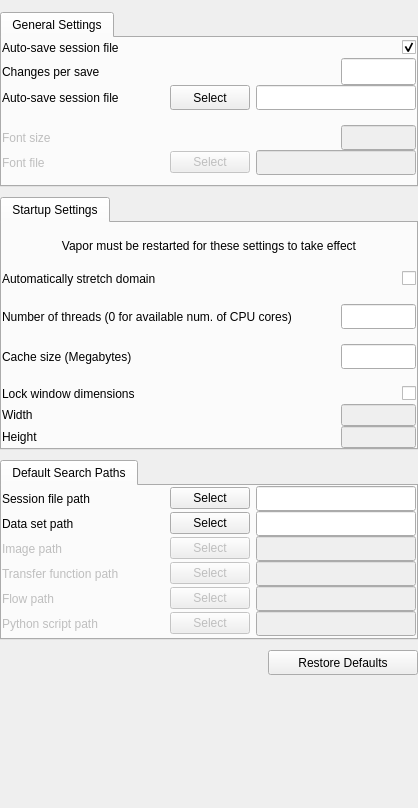
StasJ/vapor-formatted, file apps/vaporgui/SettingsGUI.ui: the form before one commit.
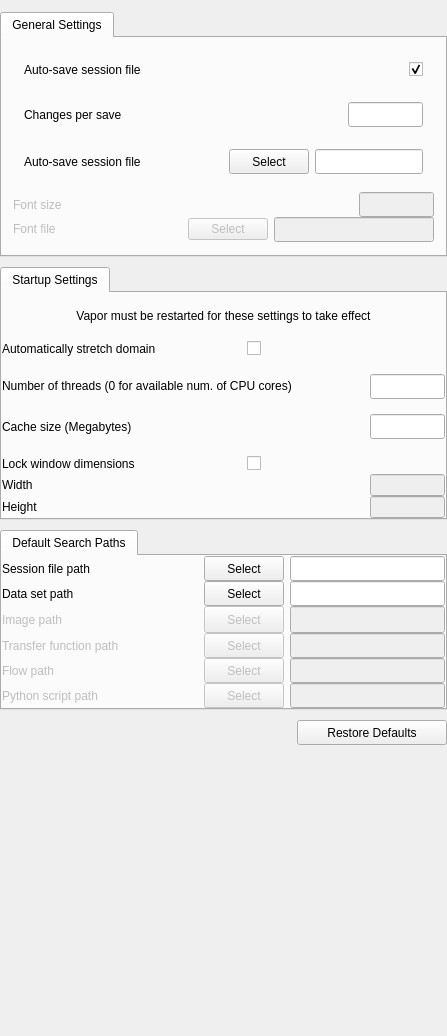
The form after the commit.

```diff
--- a/apps/vaporgui/SettingsGUI.ui
+++ b/apps/vaporgui/SettingsGUI.ui
@@ -9,20 +9,26 @@
    <rect>
     <x>0</x>
     <y>0</y>
-    <width>418</width>
-    <height>808</height>
+    <width>431</width>
+    <height>1036</height>
    </rect>
   </property>
+  <property name="sizePolicy">
+   <sizepolicy hsizetype="Minimum" vsizetype="Minimum">
+    <horstretch>0</horstretch>
+    <verstretch>0</verstretch>
+   </sizepolicy>
+  </property>
   <property name="minimumSize">
    <size>
-    <width>418</width>
-    <height>400</height>
+    <width>0</width>
+    <height>0</height>
    </size>
   </property>
   <property name="maximumSize">
    <size>
-    <width>418</width>
-    <height>1200</height>
+    <width>16777215</width>
+    <height>16777215</height>
    </size>
   </property>
   <property name="baseSize">
@@ -41,6 +47,9 @@
    <property name="spacing">
     <number>10</number>
    </property>
+   <property name="sizeConstraint">
+    <enum>QLayout::SetMinimumSize</enum>
+   </property>
    <property name="leftMargin">
     <number>0</number>
    </property>
@@ -55,16 +64,34 @@
    </property>
    <item>
     <widget class="QTabWidget" name="_generalSettingsTab">
+     <property name="sizePolicy">
+      <sizepolicy hsizetype="Minimum" vsizetype="Minimum">
+       <horstretch>0</horstretch>
+       <verstretch>0</verstretch>
+      </sizepolicy>
+     </property>
      <property name="minimumSize">
       <size>
        <width>0</width>
        <height>0</height>
       </size>
      </property>
+     <property name="maximumSize">
+      <size>
+       <width>16777215</width>
+       <height>16777215</height>
+      </size>
+     </property>
      <property name="currentIndex">
       <number>0</number>
      </property>
      <widget class="QWidget" name="tab_4">
+      <property name="sizePolicy">
+       <sizepolicy hsizetype="Minimum" vsizetype="Minimum">
+        <horstretch>0</horstretch>
+        <verstretch>0</verstretch>
+       </sizepolicy>
+      </property>
       <attribute name="title">
        <string>General Settings</string>
       </attribute>
@@ -72,6 +99,9 @@
        <property name="spacing">
         <number>15</number>
        </property>
+       <property name="sizeConstraint">
+        <enum>QLayout::SetMinimumSize</enum>
+       </property>
        <property name="leftMargin">
         <number>0</number>
        </property>
@@ -85,17 +115,49 @@
         <number>10</number>
        </property>
        <item>
+        <widget class="QFrame" name="">
+         <property name="sizePolicy">
+          <sizepolicy hsizetype="Minimum" vsizetype="Minimum">
+           <horstretch>0</horstretch>
+           <verstretch>0</verstretch>
+          </sizepolicy>
+         </property>
+         <property name="minimumSize">
+          <size>
+           <width>0</width>
+           <height>0</height>
+          </size>
+         </property>
         <layout class="QVBoxLayout" name="verticalLayout_4">
          <property name="spacing">
           <number>0</number>
          </property>
+          <property name="sizeConstraint">
+           <enum>QLayout::SetMinimumSize</enum>
+          </property>
          <property name="bottomMargin">
-          <number>0</number>
+           <number>1</number>
          </property>
          <item>
+           <widget class="QFrame" name="">
+            <property name="sizePolicy">
+             <sizepolicy hsizetype="Minimum" vsizetype="Minimum">
+              <horstretch>0</horstretch>
+              <verstretch>0</verstretch>
+             </sizepolicy>
+            </property>
           <layout class="QHBoxLayout" name="horizontalLayout_2">
+             <property name="sizeConstraint">
+              <enum>QLayout::SetMinimumSize</enum>
+             </property>
            <item>
             <widget class="QLabel" name="label">
+               <property name="sizePolicy">
+                <sizepolicy hsizetype="Minimum" vsizetype="Minimum">
+                 <horstretch>0</horstretch>
+                 <verstretch>0</verstretch>
+                </sizepolicy>
+               </property>
              <property name="text">
               <string>Auto-save session file</string>
              </property>
@@ -106,6 +168,9 @@
              <property name="orientation">
               <enum>Qt::Horizontal</enum>
              </property>
+               <property name="sizeType">
+                <enum>QSizePolicy::MinimumExpanding</enum>
+               </property>
              <property name="sizeHint" stdset="0">
               <size>
                <width>40</width>
@@ -134,11 +199,28 @@
             </widget>
            </item>
           </layout>
+           </widget>
          </item>
          <item>
+           <widget class="QFrame" name="">
+            <property name="sizePolicy">
+             <sizepolicy hsizetype="Minimum" vsizetype="Minimum">
+              <horstretch>0</horstretch>
+              <verstretch>0</verstretch>
+             </sizepolicy>
+            </property>
           <layout class="QHBoxLayout" name="horizontalLayout_3">
+             <property name="sizeConstraint">
+              <enum>QLayout::SetMinimumSize</enum>
+             </property>
            <item>
             <widget class="QLabel" name="label_2">
+               <property name="sizePolicy">
+                <sizepolicy hsizetype="Minimum" vsizetype="Minimum">
+                 <horstretch>0</horstretch>
+                 <verstretch>0</verstretch>
+                </sizepolicy>
+               </property>
              <property name="text">
               <string>Changes per save</string>
              </property>
@@ -149,6 +231,9 @@
              <property name="orientation">
               <enum>Qt::Horizontal</enum>
              </property>
+               <property name="sizeType">
+                <enum>QSizePolicy::MinimumExpanding</enum>
+               </property>
              <property name="sizeHint" stdset="0">
               <size>
                <width>40</width>
@@ -162,6 +247,12 @@
              <property name="enabled">
               <bool>true</bool>
              </property>
+               <property name="sizePolicy">
+                <sizepolicy hsizetype="Minimum" vsizetype="Fixed">
+                 <horstretch>0</horstretch>
+                 <verstretch>0</verstretch>
+                </sizepolicy>
+               </property>
              <property name="minimumSize">
               <size>
                <width>0</width>
@@ -186,17 +277,40 @@
             </widget>
            </item>
           </layout>
+           </widget>
          </item>
          <item>
+           <widget class="QFrame" name="">
+            <property name="sizePolicy">
+             <sizepolicy hsizetype="Minimum" vsizetype="Minimum">
+              <horstretch>0</horstretch>
+              <verstretch>0</verstretch>
+             </sizepolicy>
+            </property>
+            <property name="maximumSize">
+             <size>
+              <width>16777215</width>
+              <height>16777215</height>
+             </size>
+            </property>
           <layout class="QHBoxLayout" name="horizontalLayout_20">
+             <property name="sizeConstraint">
+              <enum>QLayout::SetMinimumSize</enum>
+             </property>
            <property name="bottomMargin">
-            <number>0</number>
+              <number>1</number>
            </property>
            <item>
             <widget class="QLabel" name="textLabel1_2_5_2_2">
              <property name="enabled">
               <bool>true</bool>
              </property>
+               <property name="sizePolicy">
+                <sizepolicy hsizetype="Minimum" vsizetype="Minimum">
+                 <horstretch>0</horstretch>
+                 <verstretch>0</verstretch>
+                </sizepolicy>
+               </property>
              <property name="toolTip">
               <string>Name of file where sessions are automatically saved</string>
              </property>
@@ -217,7 +331,7 @@
               <enum>Qt::Horizontal</enum>
              </property>
              <property name="sizeType">
-              <enum>QSizePolicy::Expanding</enum>
+                <enum>QSizePolicy::Ignored</enum>
              </property>
              <property name="sizeHint" stdset="0">
               <size>
@@ -232,6 +346,12 @@
              <property name="enabled">
               <bool>true</bool>
              </property>
+               <property name="sizePolicy">
+                <sizepolicy hsizetype="Fixed" vsizetype="Fixed">
+                 <horstretch>0</horstretch>
+                 <verstretch>0</verstretch>
+                </sizepolicy>
+               </property>
              <property name="minimumSize">
               <size>
                <width>0</width>
@@ -257,9 +377,15 @@
              <property name="enabled">
               <bool>true</bool>
              </property>
+               <property name="sizePolicy">
+                <sizepolicy hsizetype="Minimum" vsizetype="Fixed">
+                 <horstretch>0</horstretch>
+                 <verstretch>0</verstretch>
+                </sizepolicy>
+               </property>
              <property name="minimumSize">
               <size>
-               <width>160</width>
+                 <width>0</width>
                <height>25</height>
               </size>
              </property>
@@ -272,22 +398,43 @@
             </widget>
            </item>
           </layout>
-         </item>
-        </layout>
+           </widget>
+          </item>
+         </layout>
+        </widget>
        </item>
        <item>
+        <widget class="QFrame" name="">
+         <property name="sizePolicy">
+          <sizepolicy hsizetype="Minimum" vsizetype="Minimum">
+           <horstretch>0</horstretch>
+           <verstretch>0</verstretch>
+          </sizepolicy>
+         </property>
+         <property name="maximumSize">
+          <size>
+           <width>16777215</width>
+           <height>16777215</height>
+          </size>
+         </property>
         <layout class="QVBoxLayout" name="verticalLayout">
          <property name="spacing">
           <number>0</number>
          </property>
+          <property name="sizeConstraint">
+           <enum>QLayout::SetMinimumSize</enum>
+          </property>
          <property name="topMargin">
-          <number>0</number>
+           <number>1</number>
          </property>
          <property name="bottomMargin">
-          <number>0</number>
+           <number>1</number>
          </property>
          <item>
           <layout class="QHBoxLayout" name="horizontalLayout_22">
+            <property name="sizeConstraint">
+             <enum>QLayout::SetMinimumSize</enum>
+            </property>
            <property name="bottomMargin">
             <number>0</number>
            </property>
@@ -296,6 +443,12 @@
              <property name="enabled">
               <bool>false</bool>
              </property>
+              <property name="sizePolicy">
+               <sizepolicy hsizetype="Minimum" vsizetype="Minimum">
+                <horstretch>0</horstretch>
+                <verstretch>0</verstretch>
+               </sizepolicy>
+              </property>
              <property name="text">
               <string>Font size</string>
              </property>
@@ -306,6 +459,9 @@
              <property name="orientation">
               <enum>Qt::Horizontal</enum>
              </property>
+              <property name="sizeType">
+               <enum>QSizePolicy::MinimumExpanding</enum>
+              </property>
              <property name="sizeHint" stdset="0">
               <size>
                <width>40</width>
@@ -319,6 +475,12 @@
              <property name="enabled">
               <bool>false</bool>
              </property>
+              <property name="sizePolicy">
+               <sizepolicy hsizetype="Minimum" vsizetype="Fixed">
+                <horstretch>0</horstretch>
+                <verstretch>0</verstretch>
+               </sizepolicy>
+              </property>
              <property name="minimumSize">
               <size>
                <width>0</width>
@@ -337,6 +499,9 @@
          </item>
          <item>
           <layout class="QHBoxLayout" name="horizontalLayout_21">
+            <property name="sizeConstraint">
+             <enum>QLayout::SetMinimumSize</enum>
+            </property>
            <property name="bottomMargin">
             <number>0</number>
            </property>
@@ -345,6 +510,12 @@
              <property name="enabled">
               <bool>false</bool>
              </property>
+              <property name="sizePolicy">
+               <sizepolicy hsizetype="Minimum" vsizetype="Fixed">
+                <horstretch>0</horstretch>
+                <verstretch>0</verstretch>
+               </sizepolicy>
+              </property>
              <property name="text">
               <string>Font file</string>
              </property>
@@ -355,6 +526,9 @@
              <property name="orientation">
               <enum>Qt::Horizontal</enum>
              </property>
+              <property name="sizeType">
+               <enum>QSizePolicy::MinimumExpanding</enum>
+              </property>
              <property name="sizeHint" stdset="0">
               <size>
                <width>40</width>
@@ -378,6 +552,12 @@
              <property name="enabled">
               <bool>false</bool>
              </property>
+              <property name="sizePolicy">
+               <sizepolicy hsizetype="Minimum" vsizetype="Fixed">
+                <horstretch>0</horstretch>
+                <verstretch>0</verstretch>
+               </sizepolicy>
+              </property>
              <property name="minimumSize">
               <size>
                <width>160</width>
@@ -389,6 +569,7 @@
           </layout>
          </item>
         </layout>
+        </widget>
        </item>
       </layout>
      </widget>
@@ -396,10 +577,28 @@
    </item>
    <item>
     <widget class="QTabWidget" name="tabWidget">
+     <property name="sizePolicy">
+      <sizepolicy hsizetype="Minimum" vsizetype="Minimum">
+       <horstretch>0</horstretch>
+       <verstretch>0</verstretch>
+      </sizepolicy>
+     </property>
+     <property name="maximumSize">
+      <size>
+       <width>16777215</width>
+       <height>16777215</height>
+      </size>
+     </property>
      <property name="currentIndex">
       <number>0</number>
      </property>
      <widget class="QWidget" name="tab">
+      <property name="sizePolicy">
+       <sizepolicy hsizetype="Minimum" vsizetype="Fixed">
+        <horstretch>0</horstretch>
+        <verstretch>0</verstretch>
+       </sizepolicy>
+      </property>
       <attribute name="title">
        <string>Startup Settings</string>
       </attribute>
@@ -407,6 +606,9 @@
        <property name="spacing">
         <number>15</number>
        </property>
+       <property name="sizeConstraint">
+        <enum>QLayout::SetMinimumSize</enum>
+       </property>
        <property name="leftMargin">
         <number>0</number>
        </property>
@@ -421,6 +623,12 @@
        </property>
        <item>
         <widget class="QLabel" name="label_3">
+         <property name="sizePolicy">
+          <sizepolicy hsizetype="Minimum" vsizetype="Minimum">
+           <horstretch>0</horstretch>
+           <verstretch>0</verstretch>
+          </sizepolicy>
+         </property>
          <property name="text">
           <string>Vapor must be restarted for these settings to take effect</string>
          </property>
@@ -431,8 +639,17 @@
        </item>
        <item>
         <layout class="QHBoxLayout" name="horizontalLayout_10">
+         <property name="sizeConstraint">
+          <enum>QLayout::SetMinimumSize</enum>
+         </property>
          <item>
           <widget class="QLabel" name="label_7">
+           <property name="sizePolicy">
+            <sizepolicy hsizetype="Minimum" vsizetype="Fixed">
+             <horstretch>0</horstretch>
+             <verstretch>0</verstretch>
+            </sizepolicy>
+           </property>
            <property name="toolTip">
             <string>&lt;html&gt;&lt;head/&gt;&lt;body&gt;&lt;p&gt;Upon loading data, if the shortest dimension is less than 10% of the longest dimension, Vapor will stretch it to 50% of the longest dimension.&lt;/p&gt;&lt;/body&gt;&lt;/html&gt;</string>
            </property>
@@ -446,6 +663,9 @@
            <property name="orientation">
             <enum>Qt::Horizontal</enum>
            </property>
+           <property name="sizeType">
+            <enum>QSizePolicy::Ignored</enum>
+           </property>
            <property name="sizeHint" stdset="0">
             <size>
              <width>40</width>
@@ -468,11 +688,20 @@
        </item>
        <item>
         <layout class="QHBoxLayout" name="horizontalLayout_12">
+         <property name="sizeConstraint">
+          <enum>QLayout::SetMinimumSize</enum>
+         </property>
          <property name="topMargin">
           <number>0</number>
          </property>
          <item>
           <widget class="QLabel" name="label_9">
+           <property name="sizePolicy">
+            <sizepolicy hsizetype="Minimum" vsizetype="Fixed">
+             <horstretch>0</horstretch>
+             <verstretch>0</verstretch>
+            </sizepolicy>
+           </property>
            <property name="text">
             <string>Number of threads (0 for available num. of CPU cores)</string>
            </property>
@@ -483,6 +712,9 @@
            <property name="orientation">
             <enum>Qt::Horizontal</enum>
            </property>
+           <property name="sizeType">
+            <enum>QSizePolicy::Ignored</enum>
+           </property>
            <property name="sizeHint" stdset="0">
             <size>
              <width>40</width>
@@ -493,6 +725,12 @@
          </item>
          <item>
           <widget class="QLineEdit" name="_numThreadsEdit">
+           <property name="sizePolicy">
+            <sizepolicy hsizetype="Fixed" vsizetype="Fixed">
+             <horstretch>0</horstretch>
+             <verstretch>0</verstretch>
+            </sizepolicy>
+           </property>
            <property name="minimumSize">
             <size>
              <width>0</width>
@@ -514,8 +752,17 @@
        </item>
        <item>
         <layout class="QHBoxLayout" name="horizontalLayout_5">
+         <property name="sizeConstraint">
+          <enum>QLayout::SetMinimumSize</enum>
+         </property>
          <item>
           <widget class="QLabel" name="textLabel1_2">
+           <property name="sizePolicy">
+            <sizepolicy hsizetype="Minimum" vsizetype="Minimum">
+             <horstretch>0</horstretch>
+             <verstretch>0</verstretch>
+            </sizepolicy>
+           </property>
            <property name="whatsThis">
             <string>The data cache size is the total amount of memory that VAPOR will used to hold volume data.  Best performance is obtained by choosing a value approximately equal to the physical memory that is available for the application.  If this is too large or too small the performance will be slowed.</string>
            </property>
@@ -533,7 +780,7 @@
             <enum>Qt::Horizontal</enum>
            </property>
            <property name="sizeType">
-            <enum>QSizePolicy::Expanding</enum>
+            <enum>QSizePolicy::Ignored</enum>
            </property>
            <property name="sizeHint" stdset="0">
             <size>
@@ -545,6 +792,12 @@
          </item>
          <item>
           <widget class="QLineEdit" name="_cacheSizeEdit">
+           <property name="sizePolicy">
+            <sizepolicy hsizetype="Minimum" vsizetype="Fixed">
+             <horstretch>0</horstretch>
+             <verstretch>0</verstretch>
+            </sizepolicy>
+           </property>
            <property name="minimumSize">
             <size>
              <width>0</width>
@@ -575,13 +828,25 @@
          <property name="spacing">
           <number>0</number>
          </property>
+         <property name="sizeConstraint">
+          <enum>QLayout::SetMinimumSize</enum>
+         </property>
          <property name="topMargin">
           <number>0</number>
          </property>
          <item>
           <layout class="QHBoxLayout" name="horizontalLayout_7">
+           <property name="sizeConstraint">
+            <enum>QLayout::SetMinimumSize</enum>
+           </property>
            <item>
             <widget class="QLabel" name="label_4">
+             <property name="sizePolicy">
+              <sizepolicy hsizetype="Minimum" vsizetype="Fixed">
+               <horstretch>0</horstretch>
+               <verstretch>0</verstretch>
+              </sizepolicy>
+             </property>
              <property name="text">
               <string>Lock window dimensions</string>
              </property>
@@ -592,6 +857,9 @@
              <property name="orientation">
               <enum>Qt::Horizontal</enum>
              </property>
+             <property name="sizeType">
+              <enum>QSizePolicy::Ignored</enum>
+             </property>
              <property name="sizeHint" stdset="0">
               <size>
                <width>40</width>
@@ -628,8 +896,17 @@
            <property name="spacing">
             <number>0</number>
            </property>
+           <property name="sizeConstraint">
+            <enum>QLayout::SetMinimumSize</enum>
+           </property>
            <item>
             <widget class="QLabel" name="label_5">
+             <property name="sizePolicy">
+              <sizepolicy hsizetype="Minimum" vsizetype="Fixed">
+               <horstretch>0</horstretch>
+               <verstretch>0</verstretch>
+              </sizepolicy>
+             </property>
              <property name="text">
               <string>Width</string>
              </property>
@@ -640,6 +917,9 @@
              <property name="orientation">
               <enum>Qt::Horizontal</enum>
              </property>
+             <property name="sizeType">
+              <enum>QSizePolicy::Ignored</enum>
+             </property>
              <property name="sizeHint" stdset="0">
               <size>
                <width>40</width>
@@ -653,6 +933,12 @@
              <property name="enabled">
               <bool>false</bool>
              </property>
+             <property name="sizePolicy">
+              <sizepolicy hsizetype="Minimum" vsizetype="Fixed">
+               <horstretch>0</horstretch>
+               <verstretch>0</verstretch>
+              </sizepolicy>
+             </property>
              <property name="maximumSize">
               <size>
                <width>75</width>
@@ -685,11 +971,20 @@
            <property name="spacing">
             <number>0</number>
            </property>
+           <property name="sizeConstraint">
+            <enum>QLayout::SetMinimumSize</enum>
+           </property>
            <property name="bottomMargin">
             <number>0</number>
            </property>
            <item>
             <widget class="QLabel" name="label_6">
+             <property name="sizePolicy">
+              <sizepolicy hsizetype="Minimum" vsizetype="Minimum">
+               <horstretch>0</horstretch>
+               <verstretch>0</verstretch>
+              </sizepolicy>
+             </property>
              <property name="text">
               <string>Height</string>
              </property>
@@ -700,6 +995,9 @@
              <property name="orientation">
               <enum>Qt::Horizontal</enum>
              </property>
+             <property name="sizeType">
+              <enum>QSizePolicy::Ignored</enum>
+             </property>
              <property name="sizeHint" stdset="0">
               <size>
                <width>40</width>
@@ -713,6 +1011,12 @@
              <property name="enabled">
               <bool>false</bool>
              </property>
+             <property name="sizePolicy">
+              <sizepolicy hsizetype="Minimum" vsizetype="Fixed">
+               <horstretch>0</horstretch>
+               <verstretch>0</verstretch>
+              </sizepolicy>
+             </property>
              <property name="maximumSize">
               <size>
                <width>75</width>
@@ -748,10 +1052,28 @@
    </item>
    <item>
     <widget class="QTabWidget" name="defaultDirectoryTab">
+     <property name="sizePolicy">
+      <sizepolicy hsizetype="Minimum" vsizetype="Minimum">
+       <horstretch>0</horstretch>
+       <verstretch>0</verstretch>
+      </sizepolicy>
+     </property>
+     <property name="maximumSize">
+      <size>
+       <width>16777215</width>
+       <height>16777215</height>
+      </size>
+     </property>
      <property name="currentIndex">
       <number>0</number>
      </property>
      <widget class="QWidget" name="tab_3">
+      <property name="sizePolicy">
+       <sizepolicy hsizetype="Minimum" vsizetype="Minimum">
+        <horstretch>0</horstretch>
+        <verstretch>0</verstretch>
+       </sizepolicy>
+      </property>
       <attribute name="title">
        <string>Default Search Paths</string>
       </attribute>
@@ -759,6 +1081,9 @@
        <property name="spacing">
         <number>0</number>
        </property>
+       <property name="sizeConstraint">
+        <enum>QLayout::SetMinimumSize</enum>
+       </property>
        <property name="leftMargin">
         <number>0</number>
        </property>
@@ -773,11 +1098,20 @@
        </property>
        <item>
         <layout class="QHBoxLayout" name="horizontalLayout_14">
+         <property name="sizeConstraint">
+          <enum>QLayout::SetMinimumSize</enum>
+         </property>
          <property name="topMargin">
           <number>0</number>
          </property>
          <item>
           <widget class="QLabel" name="label_10">
+           <property name="sizePolicy">
+            <sizepolicy hsizetype="Minimum" vsizetype="Minimum">
+             <horstretch>0</horstretch>
+             <verstretch>0</verstretch>
+            </sizepolicy>
+           </property>
            <property name="text">
             <string>Session file path</string>
            </property>
@@ -788,6 +1122,9 @@
            <property name="orientation">
             <enum>Qt::Horizontal</enum>
            </property>
+           <property name="sizeType">
+            <enum>QSizePolicy::Ignored</enum>
+           </property>
            <property name="sizeHint" stdset="0">
             <size>
              <width>40</width>
@@ -798,6 +1135,12 @@
          </item>
          <item>
           <widget class="QPushButton" name="_sessionPathButton">
+           <property name="sizePolicy">
+            <sizepolicy hsizetype="Fixed" vsizetype="Minimum">
+             <horstretch>0</horstretch>
+             <verstretch>0</verstretch>
+            </sizepolicy>
+           </property>
            <property name="text">
             <string>Select</string>
            </property>
@@ -805,9 +1148,15 @@
          </item>
          <item>
           <widget class="QLineEdit" name="_sessionPathEdit">
+           <property name="sizePolicy">
+            <sizepolicy hsizetype="Minimum" vsizetype="Fixed">
+             <horstretch>0</horstretch>
+             <verstretch>0</verstretch>
+            </sizepolicy>
+           </property>
            <property name="minimumSize">
             <size>
-             <width>160</width>
+             <width>0</width>
              <height>25</height>
             </size>
            </property>
@@ -817,11 +1166,20 @@
        </item>
        <item>
         <layout class="QHBoxLayout" name="horizontalLayout_18">
+         <property name="sizeConstraint">
+          <enum>QLayout::SetMinimumSize</enum>
+         </property>
          <property name="topMargin">
           <number>0</number>
          </property>
          <item>
           <widget class="QLabel" name="label_11">
+           <property name="sizePolicy">
+            <sizepolicy hsizetype="Minimum" vsizetype="Minimum">
+             <horstretch>0</horstretch>
+             <verstretch>0</verstretch>
+            </sizepolicy>
+           </property>
            <property name="text">
             <string>Data set path</string>
            </property>
@@ -832,6 +1190,9 @@
            <property name="orientation">
             <enum>Qt::Horizontal</enum>
            </property>
+           <property name="sizeType">
+            <enum>QSizePolicy::Ignored</enum>
+           </property>
            <property name="sizeHint" stdset="0">
             <size>
              <width>40</width>
@@ -842,6 +1203,12 @@
          </item>
          <item>
           <widget class="QPushButton" name="_metadataPathButton">
+           <property name="sizePolicy">
+            <sizepolicy hsizetype="Fixed" vsizetype="Minimum">
+             <horstretch>0</horstretch>
+             <verstretch>0</verstretch>
+            </sizepolicy>
+           </property>
            <property name="text">
             <string>Select</string>
            </property>
@@ -849,9 +1216,15 @@
          </item>
          <item>
           <widget class="QLineEdit" name="_metadataPathEdit">
+           <property name="sizePolicy">
+            <sizepolicy hsizetype="Minimum" vsizetype="Fixed">
+             <horstretch>0</horstretch>
+             <verstretch>0</verstretch>
+            </sizepolicy>
+           </property>
            <property name="minimumSize">
             <size>
-             <width>160</width>
+             <width>0</width>
              <height>25</height>
             </size>
            </property>
@@ -861,6 +1234,9 @@
        </item>
        <item>
         <layout class="QHBoxLayout" name="horizontalLayout_19">
+         <property name="sizeConstraint">
+          <enum>QLayout::SetMinimumSize</enum>
+         </property>
          <property name="topMargin">
           <number>0</number>
          </property>
@@ -869,6 +1245,12 @@
            <property name="enabled">
             <bool>false</bool>
            </property>
+           <property name="sizePolicy">
+            <sizepolicy hsizetype="Minimum" vsizetype="Minimum">
+             <horstretch>0</horstretch>
+             <verstretch>0</verstretch>
+            </sizepolicy>
+           </property>
            <property name="text">
             <string>Image path</string>
            </property>
@@ -879,6 +1261,9 @@
            <property name="orientation">
             <enum>Qt::Horizontal</enum>
            </property>
+           <property name="sizeType">
+            <enum>QSizePolicy::Ignored</enum>
+           </property>
            <property name="sizeHint" stdset="0">
             <size>
              <width>40</width>
@@ -892,6 +1277,12 @@
            <property name="enabled">
             <bool>false</bool>
            </property>
+           <property name="sizePolicy">
+            <sizepolicy hsizetype="Fixed" vsizetype="Minimum">
+             <horstretch>0</horstretch>
+             <verstretch>0</verstretch>
+            </sizepolicy>
+           </property>
            <property name="text">
             <string>Select</string>
            </property>
@@ -902,9 +1293,15 @@
            <property name="enabled">
             <bool>false</bool>
            </property>
+           <property name="sizePolicy">
+            <sizepolicy hsizetype="Minimum" vsizetype="Minimum">
+             <horstretch>0</horstretch>
+             <verstretch>0</verstretch>
+            </sizepolicy>
+           </property>
            <property name="minimumSize">
             <size>
-             <width>160</width>
+             <width>0</width>
              <height>25</height>
             </size>
            </property>
@@ -914,6 +1311,9 @@
        </item>
        <item>
         <layout class="QHBoxLayout" name="horizontalLayout_16">
+         <property name="sizeConstraint">
+          <enum>QLayout::SetMinimumSize</enum>
+         </property>
          <property name="topMargin">
           <number>0</number>
          </property>
@@ -922,6 +1322,12 @@
            <property name="enabled">
             <bool>false</bool>
            </property>
+           <property name="sizePolicy">
+            <sizepolicy hsizetype="Minimum" vsizetype="Minimum">
+             <horstretch>0</horstretch>
+             <verstretch>0</verstretch>
+            </sizepolicy>
+           </property>
            <property name="text">
             <string>Transfer function path</string>
            </property>
@@ -932,6 +1338,9 @@
            <property name="orientation">
             <enum>Qt::Horizontal</enum>
            </property>
+           <property name="sizeType">
+            <enum>QSizePolicy::Ignored</enum>
+           </property>
            <property name="sizeHint" stdset="0">
             <size>
              <width>40</width>
@@ -945,6 +1354,12 @@
            <property name="enabled">
             <bool>false</bool>
            </property>
+           <property name="sizePolicy">
+            <sizepolicy hsizetype="Fixed" vsizetype="Minimum">
+             <horstretch>0</horstretch>
+             <verstretch>0</verstretch>
+            </sizepolicy>
+           </property>
            <property name="text">
             <string>Select</string>
            </property>
@@ -955,9 +1370,15 @@
            <property name="enabled">
             <bool>false</bool>
            </property>
+           <property name="sizePolicy">
+            <sizepolicy hsizetype="Minimum" vsizetype="Fixed">
+             <horstretch>0</horstretch>
+             <verstretch>0</verstretch>
+            </sizepolicy>
+           </property>
            <property name="minimumSize">
             <size>
-             <width>160</width>
+             <width>0</width>
              <height>25</height>
             </size>
            </property>
@@ -967,6 +1388,9 @@
        </item>
        <item>
         <layout class="QHBoxLayout" name="horizontalLayout_17">
+         <property name="sizeConstraint">
+          <enum>QLayout::SetMinimumSize</enum>
+         </property>
          <property name="topMargin">
           <number>0</number>
          </property>
@@ -975,6 +1399,12 @@
            <property name="enabled">
             <bool>false</bool>
            </property>
+           <property name="sizePolicy">
+            <sizepolicy hsizetype="Minimum" vsizetype="Minimum">
+             <horstretch>0</horstretch>
+             <verstretch>0</verstretch>
+            </sizepolicy>
+           </property>
            <property name="text">
             <string>Flow path</string>
            </property>
@@ -985,6 +1415,9 @@
            <property name="orientation">
             <enum>Qt::Horizontal</enum>
            </property>
+           <property name="sizeType">
+            <enum>QSizePolicy::Ignored</enum>
+           </property>
            <property name="sizeHint" stdset="0">
             <size>
              <width>40</width>
@@ -998,6 +1431,12 @@
            <property name="enabled">
             <bool>false</bool>
            </property>
+           <property name="sizePolicy">
+            <sizepolicy hsizetype="Fixed" vsizetype="Minimum">
+             <horstretch>0</horstretch>
+             <verstretch>0</verstretch>
+            </sizepolicy>
+           </property>
            <property name="text">
             <string>Select</string>
            </property>
@@ -1008,9 +1447,15 @@
            <property name="enabled">
             <bool>false</bool>
            </property>
+           <property name="sizePolicy">
+            <sizepolicy hsizetype="Minimum" vsizetype="Fixed">
+             <horstretch>0</horstretch>
+             <verstretch>0</verstretch>
+            </sizepolicy>
+           </property>
            <property name="minimumSize">
             <size>
-             <width>160</width>
+             <width>0</width>
              <height>25</height>
             </size>
            </property>
@@ -1020,6 +1465,9 @@
        </item>
        <item>
         <layout class="QHBoxLayout" name="horizontalLayout_15">
+         <property name="sizeConstraint">
+          <enum>QLayout::SetMinimumSize</enum>
+         </property>
          <property name="topMargin">
           <number>0</number>
          </property>
@@ -1028,6 +1476,12 @@
            <property name="enabled">
             <bool>false</bool>
            </property>
+           <property name="sizePolicy">
+            <sizepolicy hsizetype="Minimum" vsizetype="Minimum">
+             <horstretch>0</horstretch>
+             <verstretch>0</verstretch>
+            </sizepolicy>
+           </property>
            <property name="text">
             <string>Python script path</string>
            </property>
@@ -1038,6 +1492,9 @@
            <property name="orientation">
             <enum>Qt::Horizontal</enum>
            </property>
+           <property name="sizeType">
+            <enum>QSizePolicy::Ignored</enum>
+           </property>
            <property name="sizeHint" stdset="0">
             <size>
              <width>40</width>
@@ -1051,6 +1508,12 @@
            <property name="enabled">
             <bool>false</bool>
            </property>
+           <property name="sizePolicy">
+            <sizepolicy hsizetype="Fixed" vsizetype="Minimum">
+             <horstretch>0</horstretch>
+             <verstretch>0</verstretch>
+            </sizepolicy>
+           </property>
            <property name="text">
             <string>Select</string>
            </property>
@@ -1061,9 +1524,15 @@
            <property name="enabled">
             <bool>false</bool>
            </property>
+           <property name="sizePolicy">
+            <sizepolicy hsizetype="Minimum" vsizetype="Fixed">
+             <horstretch>0</horstretch>
+             <verstretch>0</verstretch>
+            </sizepolicy>
+           </property>
            <property name="minimumSize">
             <size>
-             <width>160</width>
+             <width>0</width>
              <height>25</height>
             </size>
            </property>
@@ -1080,6 +1549,9 @@
      <property name="spacing">
       <number>0</number>
      </property>
+     <property name="sizeConstraint">
+      <enum>QLayout::SetMinimumSize</enum>
+     </property>
      <property name="bottomMargin">
       <number>0</number>
      </property>
@@ -1088,6 +1560,9 @@
        <property name="orientation">
         <enum>Qt::Horizontal</enum>
        </property>
+       <property name="sizeType">
+        <enum>QSizePolicy::MinimumExpanding</enum>
+       </property>
        <property name="sizeHint" stdset="0">
         <size>
          <width>40</width>
```
Left out of the diff: 2 changed lines with no effect on the pictures. Lines whose indentation alone changed are shown as unchanged.
